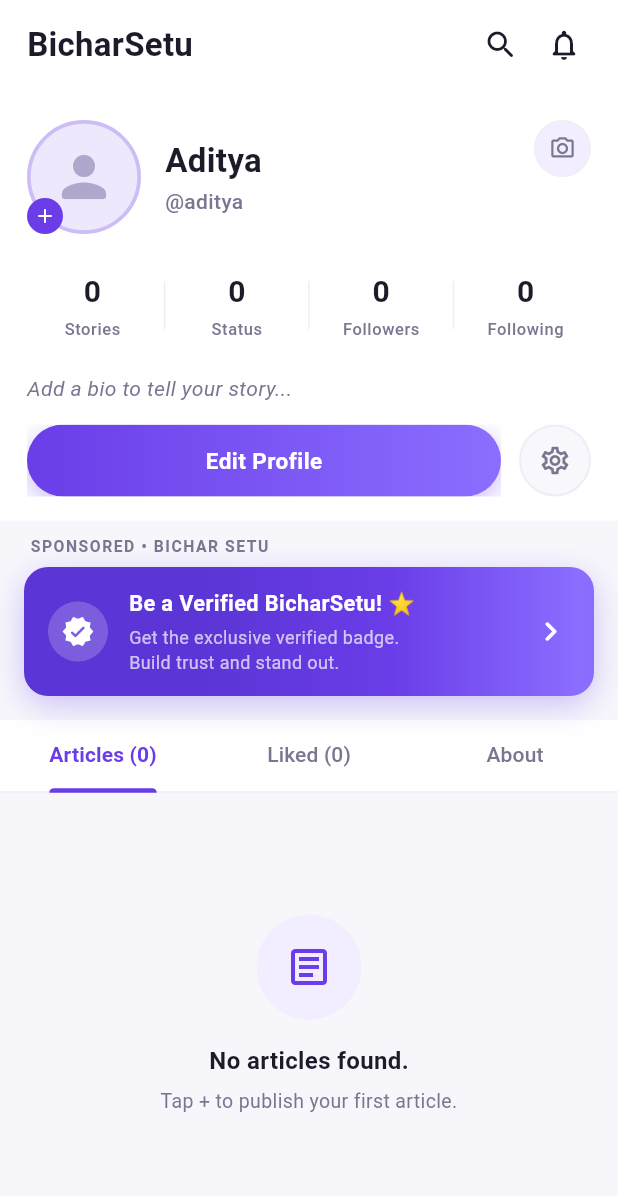
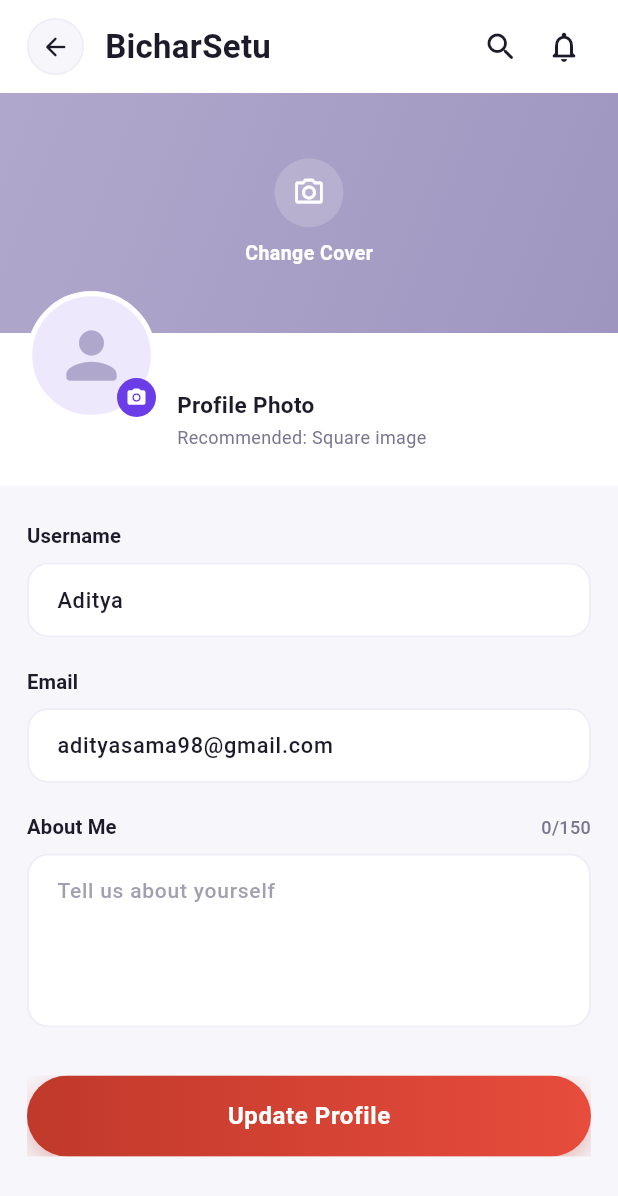
Before and after one commit to nimishapant/BicharSetu, a Flutter app: the ProfileScreen screen opened directly, after a tap on "Edit Profile", on a phone screen of 412 x 824 dp. Shown: the top 1196 px of the screen. Run offline on Flutter 3.47's test engine with Material 3 defaults, Android fonts, the phone set to English and light mode, and no system bars; our stand-ins replace firebase_core; accounts and stored records are empty.

Commit message:
profileeditscreen Ui

```diff
--- a/lib/profile_screen.dart
+++ b/lib/profile_screen.dart
@@ -1,6 +1,7 @@
-import 'dart:math' as math;
+
 
 import 'package:flutter/material.dart';
+import 'profileedit_screen.dart';
 
 // ─── Theme constants (matches dashboard_screen.dart) ────────────────────────
 const Color _accent = Color(0xFF6A3DE8);
@@ -177,7 +178,7 @@
                     decoration: BoxDecoration(
                       shape: BoxShape.circle,
                       color: const Color(0xFFEDE8FB),
-                      border: Border.all(color: _accent.withOpacity(0.25), width: 2.5),
+                      border: Border.all(color: _accent.withValues(alpha: 0.25), width: 2.5),
                     ),
                     child: const Icon(
                       Icons.person_rounded,
@@ -347,7 +348,13 @@
               color: Colors.transparent,
               child: InkWell(
                 borderRadius: BorderRadius.circular(30),
-                onTap: () {},
+                onTap: () {
+                    Navigator.of(context).push(
+                      MaterialPageRoute(
+                        builder: (_) => const ProfileEditScreen(),
+                      ),
+                    );
+                  },
                 child: Ink(
                   decoration: BoxDecoration(
                     gradient: const LinearGradient(
@@ -358,7 +365,7 @@
                     borderRadius: BorderRadius.circular(30),
                     boxShadow: [
                       BoxShadow(
-                        color: _accent.withOpacity(0.35),
+                        color: _accent.withValues(alpha: 0.35),
                         blurRadius: 14,
                         offset: const Offset(0, 5),
                       ),
@@ -468,7 +475,7 @@
                   ),
                   boxShadow: [
                     BoxShadow(
-                      color: _accent.withOpacity(0.3),
+                      color: _accent.withValues(alpha: 0.3),
                       blurRadius: 18,
                       offset: const Offset(0, 6),
                     ),
@@ -485,7 +492,7 @@
                     width: 40,
                     height: 40,
                     decoration: BoxDecoration(
-                      color: Colors.white.withOpacity(0.2),
+                      color: Colors.white.withValues(alpha: 0.2),
                       shape: BoxShape.circle,
                     ),
                     child: const Icon(
--- /dev/null
+++ b/lib/profileedit_screen.dart
@@ -0,0 +1,521 @@
+import 'package:flutter/material.dart';
+import 'package:flutter/services.dart';
+
+// ─── Theme constants (matches profile_screen.dart) ───────────────────────────
+const Color _accent = Color(0xFF6A3DE8);
+
+const Color _bg = Color(0xFFF7F7FB);
+const Color _surface = Colors.white;
+const Color _textDark = Color(0xFF1D1A29);
+const Color _textMid = Color(0xFF7A7690);
+const Color _border = Color(0xFFF0EDF7);
+
+class ProfileEditScreen extends StatefulWidget {
+  const ProfileEditScreen({super.key});
+
+  @override
+  State<ProfileEditScreen> createState() => _ProfileEditScreenState();
+}
+
+class _ProfileEditScreenState extends State<ProfileEditScreen> {
+  final _usernameCtrl = TextEditingController(text: 'Aditya');
+  final _emailCtrl = TextEditingController(text: 'adityasama98@gmail.com');
+  final _aboutCtrl = TextEditingController();
+  final _formKey = GlobalKey<FormState>();
+
+  static const int _aboutMaxLength = 150;
+
+  @override
+  void dispose() {
+    _usernameCtrl.dispose();
+    _emailCtrl.dispose();
+    _aboutCtrl.dispose();
+    super.dispose();
+  }
+
+  void _onUpdateProfile() {
+    if (_formKey.currentState?.validate() ?? false) {
+      ScaffoldMessenger.of(context).showSnackBar(
+        SnackBar(
+          behavior: SnackBarBehavior.floating,
+          backgroundColor: _accent,
+          shape: RoundedRectangleBorder(borderRadius: BorderRadius.circular(14)),
+          margin: const EdgeInsets.symmetric(horizontal: 20, vertical: 12),
+          content: const Row(
+            children: [
+              Icon(Icons.check_circle_rounded, color: Colors.white, size: 20),
+              SizedBox(width: 10),
+              Text(
+                'Profile updated successfully!',
+                style: TextStyle(color: Colors.white, fontWeight: FontWeight.w600),
+              ),
+            ],
+          ),
+        ),
+      );
+    }
+  }
+
+  @override
+  Widget build(BuildContext context) {
+    return Scaffold(
+      backgroundColor: _bg,
+      body: SafeArea(
+        child: Column(
+          children: [
+            // ── App bar ──────────────────────────────────────────────────────
+            _EditAppBar(),
+            // ── Scrollable content ───────────────────────────────────────────
+            Expanded(
+              child: SingleChildScrollView(
+                physics: const BouncingScrollPhysics(),
+                child: Form(
+                  key: _formKey,
+                  child: Column(
+                    crossAxisAlignment: CrossAxisAlignment.start,
+                    children: [
+                      // Cover photo area
+                      _CoverPhotoSection(),
+                      // Profile photo row
+                      _ProfilePhotoRow(),
+                      const SizedBox(height: 24),
+                      // Form fields
+                      Padding(
+                        padding: const EdgeInsets.symmetric(horizontal: 18),
+                        child: Column(
+                          crossAxisAlignment: CrossAxisAlignment.start,
+                          children: [
+                            _FieldLabel('Username'),
+                            const SizedBox(height: 8),
+                            _InputField(
+                              controller: _usernameCtrl,
+                              hintText: 'Enter your username',
+                              keyboardType: TextInputType.text,
+                              validator: (v) => (v == null || v.trim().isEmpty)
+                                  ? 'Username cannot be empty'
+                                  : null,
+                            ),
+                            const SizedBox(height: 20),
+                            _FieldLabel('Email'),
+                            const SizedBox(height: 8),
+                            _InputField(
+                              controller: _emailCtrl,
+                              hintText: 'Enter your email',
+                              keyboardType: TextInputType.emailAddress,
+                              validator: (v) {
+                                if (v == null || v.trim().isEmpty) {
+                                  return 'Email cannot be empty';
+                                }
+                                if (!v.contains('@')) return 'Enter a valid email';
+                                return null;
+                              },
+                            ),
+                            const SizedBox(height: 20),
+                            // About Me with character counter
+                            Row(
+                              mainAxisAlignment: MainAxisAlignment.spaceBetween,
+                              children: [
+                                _FieldLabel('About Me'),
+                                ValueListenableBuilder<TextEditingValue>(
+                                  valueListenable: _aboutCtrl,
+                                  builder: (context2, v, child2) => Text(
+                                    '${v.text.length}/$_aboutMaxLength',
+                                    style: const TextStyle(
+                                      fontSize: 12,
+                                      color: _textMid,
+                                      fontWeight: FontWeight.w500,
+                                    ),
+                                  ),
+                                ),
+                              ],
+                            ),
+                            const SizedBox(height: 8),
+                            _AboutField(
+                              controller: _aboutCtrl,
+                              maxLength: _aboutMaxLength,
+                            ),
+                            const SizedBox(height: 32),
+                            // Update Profile button
+                            _UpdateButton(onTap: _onUpdateProfile),
+                            const SizedBox(height: 28),
+                          ],
+                        ),
+                      ),
+                    ],
+                  ),
+                ),
+              ),
+            ),
+          ],
+        ),
+      ),
+    );
+  }
+}
+
+// ─────────────────────────────────────────────────────────────────────────────
+// App Bar
+// ─────────────────────────────────────────────────────────────────────────────
+class _EditAppBar extends StatelessWidget {
+  @override
+  Widget build(BuildContext context) {
+    return Container(
+      color: _surface,
+      padding: const EdgeInsets.symmetric(horizontal: 18, vertical: 12),
+      child: Row(
+        children: [
+          // Back arrow
+          GestureDetector(
+            onTap: () => Navigator.of(context).pop(),
+            child: Container(
+              width: 38,
+              height: 38,
+              decoration: BoxDecoration(
+                color: _bg,
+                shape: BoxShape.circle,
+                border: Border.all(color: _border, width: 1.2),
+              ),
+              child: const Icon(
+                Icons.arrow_back_rounded,
+                color: _textDark,
+                size: 20,
+              ),
+            ),
+          ),
+          const SizedBox(width: 14),
+          // Title — "BicharSetu"
+          const Text(
+            'BicharSetu',
+            style: TextStyle(
+              fontSize: 22,
+              fontWeight: FontWeight.w700,
+              color: _textDark,
+              letterSpacing: 0.2,
+            ),
+          ),
+          const Spacer(),
+          _AppBarIcon(icon: Icons.search_rounded),
+          const SizedBox(width: 6),
+          _AppBarIcon(icon: Icons.notifications_none_rounded),
+        ],
+      ),
+    );
+  }
+}
+
+class _AppBarIcon extends StatelessWidget {
+  const _AppBarIcon({required this.icon});
+  final IconData icon;
+
+  @override
+  Widget build(BuildContext context) {
+    return Material(
+      color: Colors.transparent,
+      child: InkWell(
+        borderRadius: BorderRadius.circular(22),
+        onTap: () {},
+        child: Padding(
+          padding: const EdgeInsets.all(6),
+          child: Icon(icon, color: _textDark, size: 24),
+        ),
+      ),
+    );
+  }
+}
+
+// ─────────────────────────────────────────────────────────────────────────────
+// Cover Photo Section
+// ─────────────────────────────────────────────────────────────────────────────
+class _CoverPhotoSection extends StatelessWidget {
+  @override
+  Widget build(BuildContext context) {
+    return GestureDetector(
+      onTap: () {}, // pick cover photo
+      child: Container(
+        width: double.infinity,
+        height: 160,
+        decoration: const BoxDecoration(
+          gradient: LinearGradient(
+            colors: [Color(0xFFB0A8CC), Color(0xFF9E96BF)],
+            begin: Alignment.topLeft,
+            end: Alignment.bottomRight,
+          ),
+        ),
+        child: Column(
+          mainAxisAlignment: MainAxisAlignment.center,
+          children: [
+            Container(
+              width: 46,
+              height: 46,
+              decoration: BoxDecoration(
+                color: Colors.white.withValues(alpha: 0.18),
+                shape: BoxShape.circle,
+              ),
+              child: const Icon(
+                Icons.camera_alt_outlined,
+                color: Colors.white,
+                size: 22,
+              ),
+            ),
+            const SizedBox(height: 8),
+            const Text(
+              'Change Cover',
+              style: TextStyle(
+                color: Colors.white,
+                fontSize: 13,
+                fontWeight: FontWeight.w600,
+                letterSpacing: 0.3,
+              ),
+            ),
+          ],
+        ),
+      ),
+    );
+  }
+}
+
+// ─────────────────────────────────────────────────────────────────────────────
+// Profile Photo Row (avatar + label)
+// ─────────────────────────────────────────────────────────────────────────────
+class _ProfilePhotoRow extends StatelessWidget {
+  @override
+  Widget build(BuildContext context) {
+    return Container(
+      color: _surface,
+      padding: const EdgeInsets.fromLTRB(18, 0, 18, 16),
+      child: Row(
+        crossAxisAlignment: CrossAxisAlignment.end,
+        children: [
+          // Avatar — overlaps cover
+          Transform.translate(
+            offset: const Offset(0, -28),
+            child: GestureDetector(
+              onTap: () {}, // pick avatar
+              child: Stack(
+                clipBehavior: Clip.none,
+                children: [
+                  Container(
+                    width: 86,
+                    height: 86,
+                    decoration: BoxDecoration(
+                      shape: BoxShape.circle,
+                      color: const Color(0xFFEDE8FB),
+                      border: Border.all(color: _surface, width: 3.5),
+                    ),
+                    child: const Icon(
+                      Icons.person_rounded,
+                      size: 50,
+                      color: Color(0xFFB0A8CC),
+                    ),
+                  ),
+                  Positioned(
+                    bottom: 2,
+                    right: 0,
+                    child: Container(
+                      width: 26,
+                      height: 26,
+                      decoration: const BoxDecoration(
+                        color: _accent,
+                        shape: BoxShape.circle,
+                      ),
+                      child: const Icon(
+                        Icons.camera_alt_rounded,
+                        color: Colors.white,
+                        size: 14,
+                      ),
+                    ),
+                  ),
+                ],
+              ),
+            ),
+          ),
+          const SizedBox(width: 14),
+          // Label
+          Padding(
+            padding: const EdgeInsets.only(bottom: 8),
+            child: Column(
+              crossAxisAlignment: CrossAxisAlignment.start,
+              children: [
+                const Text(
+                  'Profile Photo',
+                  style: TextStyle(
+                    fontSize: 15,
+                    fontWeight: FontWeight.w700,
+                    color: _textDark,
+                  ),
+                ),
+                const SizedBox(height: 3),
+                Text(
+                  'Recommended: Square image',
+                  style: TextStyle(
+                    fontSize: 12,
+                    color: _textMid,
+                  ),
+                ),
+              ],
+            ),
+          ),
+        ],
+      ),
+    );
+  }
+}
+
+// ─────────────────────────────────────────────────────────────────────────────
+// Helpers
+// ─────────────────────────────────────────────────────────────────────────────
+class _FieldLabel extends StatelessWidget {
+  const _FieldLabel(this.text);
+  final String text;
+
+  @override
+  Widget build(BuildContext context) {
+    return Text(
+      text,
+      style: const TextStyle(
+        fontSize: 13.5,
+        fontWeight: FontWeight.w600,
+        color: _textDark,
+        letterSpacing: 0.1,
+      ),
+    );
+  }
+}
+
+class _InputField extends StatelessWidget {
+  const _InputField({
+    required this.controller,
+    required this.hintText,
+    required this.keyboardType,
+    this.validator,
+  });
+  final TextEditingController controller;
+  final String hintText;
+  final TextInputType keyboardType;
+  final String? Function(String?)? validator;
+
+  @override
+  Widget build(BuildContext context) {
+    return TextFormField(
+      controller: controller,
+      keyboardType: keyboardType,
+      validator: validator,
+      style: const TextStyle(
+        fontSize: 14.5,
+        color: _textDark,
+        fontWeight: FontWeight.w500,
+      ),
+      decoration: InputDecoration(
+        hintText: hintText,
+        hintStyle: TextStyle(color: _textMid.withValues(alpha: 0.7), fontSize: 14),
+        filled: true,
+        fillColor: _surface,
+        contentPadding:
+            const EdgeInsets.symmetric(horizontal: 16, vertical: 14),
+        enabledBorder: OutlineInputBorder(
+          borderRadius: BorderRadius.circular(14),
+          borderSide: const BorderSide(color: _border, width: 1.4),
+        ),
+        focusedBorder: OutlineInputBorder(
+          borderRadius: BorderRadius.circular(14),
+          borderSide: const BorderSide(color: _accent, width: 1.8),
+        ),
+        errorBorder: OutlineInputBorder(
+          borderRadius: BorderRadius.circular(14),
+          borderSide:
+              const BorderSide(color: Color(0xFFE53935), width: 1.4),
+        ),
+        focusedErrorBorder: OutlineInputBorder(
+          borderRadius: BorderRadius.circular(14),
+          borderSide:
+              const BorderSide(color: Color(0xFFE53935), width: 1.8),
+        ),
+      ),
+    );
+  }
+}
+
+class _AboutField extends StatelessWidget {
+  const _AboutField({required this.controller, required this.maxLength});
+  final TextEditingController controller;
+  final int maxLength;
+
+  @override
+  Widget build(BuildContext context) {
+    return TextFormField(
+      controller: controller,
+      maxLines: 4,
+      maxLength: maxLength,
+      maxLengthEnforcement: MaxLengthEnforcement.enforced,
+      style: const TextStyle(
+        fontSize: 14.5,
+        color: _textDark,
+        fontWeight: FontWeight.w500,
+      ),
+      decoration: InputDecoration(
+        hintText: 'Tell us about yourself',
+        hintStyle: TextStyle(color: _textMid.withValues(alpha: 0.7), fontSize: 14),
+        filled: true,
+        fillColor: _surface,
+        counterText: '', // hide default counter (we show our own)
+        contentPadding:
+            const EdgeInsets.symmetric(horizontal: 16, vertical: 14),
+        enabledBorder: OutlineInputBorder(
+          borderRadius: BorderRadius.circular(14),
+          borderSide: const BorderSide(color: _border, width: 1.4),
+        ),
+        focusedBorder: OutlineInputBorder(
+          borderRadius: BorderRadius.circular(14),
+          borderSide: const BorderSide(color: _accent, width: 1.8),
+        ),
+      ),
+    );
+  }
+}
+
+class _UpdateButton extends StatelessWidget {
+  const _UpdateButton({required this.onTap});
+  final VoidCallback onTap;
+
+  @override
+  Widget build(BuildContext context) {
+    return Material(
+      color: Colors.transparent,
+      child: InkWell(
+        borderRadius: BorderRadius.circular(30),
+        onTap: onTap,
+        child: Ink(
+          decoration: BoxDecoration(
+            gradient: const LinearGradient(
+              colors: [Color(0xFFC0392B), Color(0xFFE74C3C)],
+              begin: Alignment.centerLeft,
+              end: Alignment.centerRight,
+            ),
+            borderRadius: BorderRadius.circular(30),
+            boxShadow: [
+              BoxShadow(
+                color: const Color(0xFFC0392B).withValues(alpha: 0.35),
+                blurRadius: 16,
+                offset: const Offset(0, 6),
+              ),
+            ],
+          ),
+          child: const SizedBox(
+            height: 54,
+            child: Center(
+              child: Text(
+                'Update Profile',
+                style: TextStyle(
+                  color: Colors.white,
+                  fontWeight: FontWeight.w700,
+                  fontSize: 16,
+                  letterSpacing: 0.4,
+                ),
+              ),
+            ),
+          ),
+        ),
+      ),
+    );
+  }
+}
--- a/pubspec.yaml
+++ b/pubspec.yaml
@@ -45,6 +45,10 @@
   # package. See that file for information about deactivating specific lint
   # rules and activating additional ones.
   flutter_lints: ^6.0.0
+  firebase_core: ^4.9.0
+  firebase_auth: ^6.5.1
+  cloud_firestore: ^6.4.1
+
 
 # For information on the generic Dart part of this file, see the
 # following page: https://dart.dev/tools/pub/pubspec
```
Also changed, not shown: firebase.json (added), lib/firebase_options.dart (added), lib/model/user_model.dart (added), pubspec.lock, 6 other files.
